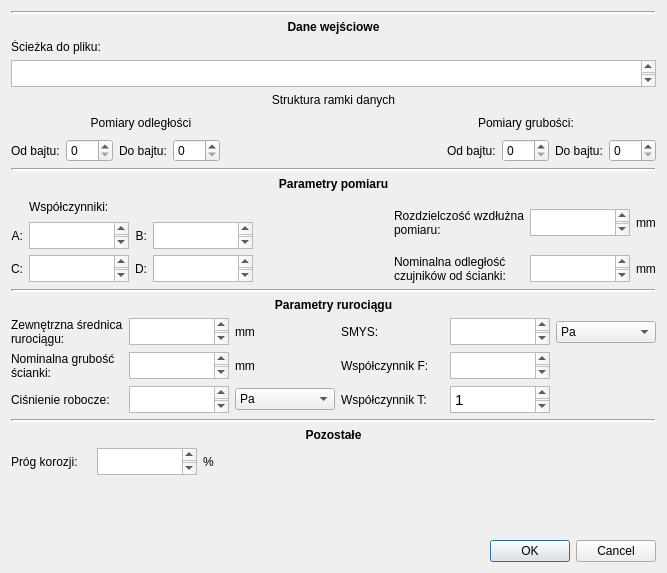
Qt form OptionsWindows.ui (ukito-pl/UltraSoundScanViewer) before a commit.
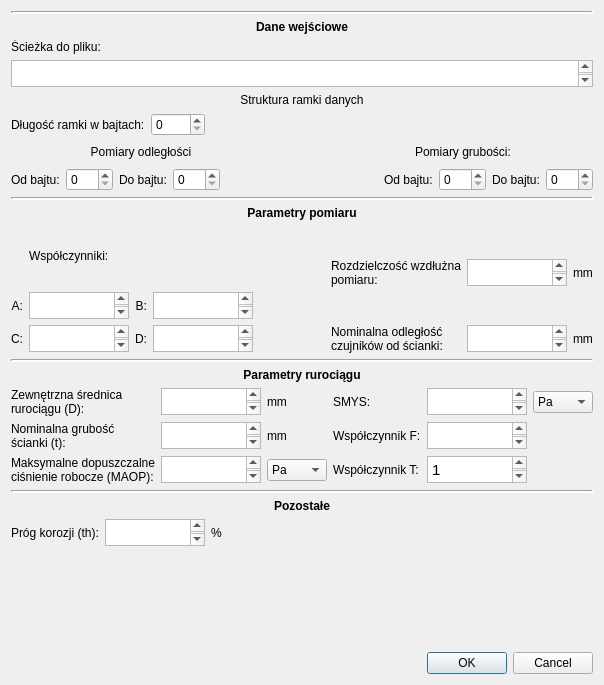
The same form after that commit.

Commit message: MAOP evaluation

The edit to the form file:
```diff
--- a/OptionsWindows.ui
+++ b/OptionsWindows.ui
@@ -6,8 +6,8 @@
    <rect>
     <x>0</x>
     <y>0</y>
-    <width>667</width>
-    <height>573</height>
+    <width>604</width>
+    <height>685</height>
    </rect>
   </property>
   <property name="maximumSize">
@@ -19,7 +19,7 @@
   <property name="windowTitle">
    <string>Dialog</string>
   </property>
-  <layout class="QGridLayout" name="gridLayout_4">
+  <layout class="QGridLayout" name="gridLayout_5">
    <item row="0" column="0">
     <widget class="Line" name="line_2">
      <property name="lineWidth">
@@ -87,6 +87,37 @@
     </widget>
    </item>
    <item row="5" column="0">
+    <layout class="QGridLayout" name="gridLayout_4">
+     <item row="0" column="0">
+      <widget class="QLabel" name="label_32">
+       <property name="text">
+        <string>Długość ramki w bajtach:</string>
+       </property>
+      </widget>
+     </item>
+     <item row="0" column="1">
+      <widget class="QSpinBox" name="spinBox_frame_length">
+       <property name="maximum">
+        <number>9999</number>
+       </property>
+      </widget>
+     </item>
+     <item row="0" column="2">
+      <spacer name="horizontalSpacer_4">
+       <property name="orientation">
+        <enum>Qt::Horizontal</enum>
+       </property>
+       <property name="sizeHint" stdset="0">
+        <size>
+         <width>40</width>
+         <height>20</height>
+        </size>
+       </property>
+      </spacer>
+     </item>
+    </layout>
+   </item>
+   <item row="6" column="0">
     <layout class="QHBoxLayout" name="horizontalLayout_3">
      <item>
       <widget class="QLabel" name="label_23">
@@ -135,7 +166,7 @@
      </item>
     </layout>
    </item>
-   <item row="6" column="0">
+   <item row="7" column="0">
     <layout class="QHBoxLayout" name="horizontalLayout_2">
      <item>
       <widget class="QLabel" name="label_24">
@@ -208,17 +239,17 @@
      </item>
     </layout>
    </item>
-   <item row="7" column="0">
-    <widget class="Line" name="line_3">
-     <property name="lineWidth">
-      <number>2</number>
-     </property>
-     <property name="orientation">
-      <enum>Qt::Horizontal</enum>
-     </property>
-    </widget>
-   </item>
    <item row="8" column="0">
+    <widget class="Line" name="line_3">
+     <property name="lineWidth">
+      <number>2</number>
+     </property>
+     <property name="orientation">
+      <enum>Qt::Horizontal</enum>
+     </property>
+    </widget>
+   </item>
+   <item row="9" column="0">
     <widget class="QLabel" name="label_28">
      <property name="font">
       <font>
@@ -234,7 +265,7 @@
      </property>
     </widget>
    </item>
-   <item row="9" column="0">
+   <item row="10" column="0">
     <layout class="QGridLayout" name="gridLayout">
      <item row="0" column="5" rowspan="2">
       <widget class="QLabel" name="label_14">
@@ -493,17 +524,17 @@
      </item>
     </layout>
    </item>
-   <item row="10" column="0">
-    <widget class="Line" name="line_4">
-     <property name="lineWidth">
-      <number>2</number>
-     </property>
-     <property name="orientation">
-      <enum>Qt::Horizontal</enum>
-     </property>
-    </widget>
-   </item>
    <item row="11" column="0">
+    <widget class="Line" name="line_4">
+     <property name="lineWidth">
+      <number>2</number>
+     </property>
+     <property name="orientation">
+      <enum>Qt::Horizontal</enum>
+     </property>
+    </widget>
+   </item>
+   <item row="12" column="0">
     <widget class="QLabel" name="label_29">
      <property name="font">
       <font>
@@ -519,13 +550,13 @@
      </property>
     </widget>
    </item>
-   <item row="12" column="0">
+   <item row="13" column="0">
     <layout class="QGridLayout" name="gridLayout_2">
      <item row="0" column="0">
       <widget class="QLabel" name="label_9">
        <property name="text">
         <string>Zewnętrzna średnica
-rurociągu:</string>
+rurociągu (D):</string>
        </property>
       </widget>
      </item>
@@ -628,7 +659,7 @@
       <widget class="QLabel" name="label_12">
        <property name="text">
         <string>Nominalna grubość
-ścianki:</string>
+ścianki (t):</string>
        </property>
       </widget>
      </item>
@@ -695,7 +726,8 @@
      <item row="2" column="0">
       <widget class="QLabel" name="label_7">
        <property name="text">
-        <string>Ciśnienie robocze:</string>
+        <string>Maksymalne dopuszczalne
+ciśnienie robocze (MAOP):</string>
        </property>
       </widget>
      </item>
@@ -789,17 +821,17 @@
      </item>
     </layout>
    </item>
-   <item row="13" column="0">
-    <widget class="Line" name="line_5">
-     <property name="lineWidth">
-      <number>2</number>
-     </property>
-     <property name="orientation">
-      <enum>Qt::Horizontal</enum>
-     </property>
-    </widget>
-   </item>
    <item row="14" column="0">
+    <widget class="Line" name="line_5">
+     <property name="lineWidth">
+      <number>2</number>
+     </property>
+     <property name="orientation">
+      <enum>Qt::Horizontal</enum>
+     </property>
+    </widget>
+   </item>
+   <item row="15" column="0">
     <widget class="QLabel" name="label_31">
      <property name="font">
       <font>
@@ -815,18 +847,18 @@
      </property>
     </widget>
    </item>
-   <item row="15" column="0">
+   <item row="16" column="0">
     <layout class="QGridLayout" name="gridLayout_3">
      <item row="0" column="0">
       <widget class="QLabel" name="label_17">
        <property name="maximumSize">
         <size>
-         <width>80</width>
+         <width>16777215</width>
          <height>16777215</height>
         </size>
        </property>
        <property name="text">
-        <string>Próg korozji:</string>
+        <string>Próg korozji (th):</string>
        </property>
       </widget>
      </item>
@@ -873,9 +905,22 @@
        </property>
       </spacer>
      </item>
+     <item row="0" column="3">
+      <spacer name="horizontalSpacer_5">
+       <property name="orientation">
+        <enum>Qt::Horizontal</enum>
+       </property>
+       <property name="sizeHint" stdset="0">
+        <size>
+         <width>40</width>
+         <height>20</height>
+        </size>
+       </property>
+      </spacer>
+     </item>
     </layout>
    </item>
-   <item row="16" column="0">
+   <item row="17" column="0">
     <widget class="QDialogButtonBox" name="buttonBox">
      <property name="orientation">
       <enum>Qt::Horizontal</enum>
```
The commit also changes 22 other files.
